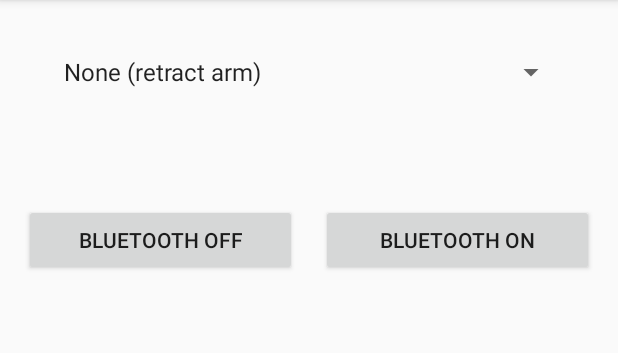
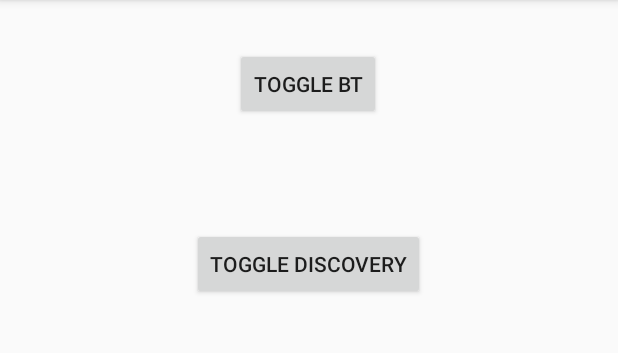
Before and after one commit to unbun/bluetoothapp-java, an Android app: the screen it shows after launch (MainActivity), on a phone screen of 412 x 824 dp, the part 84-437 px from its top. Run offline under Robolectric (Android 15) with nearby library versions, the phone set to English and light mode, and no system bars.

```diff
--- a/app/src/main/AndroidManifest.xml
+++ b/app/src/main/AndroidManifest.xml
@@ -1,9 +1,15 @@
 <?xml version="1.0" encoding="utf-8"?>
 <manifest xmlns:android="http://schemas.android.com/apk/res/android"
+    xmlns:tools="http://schemas.android.com/tools"
     package="athelas.javableapp">
 
+    <uses-feature android:name="android.hardware.bluetooth" />
     <uses-permission android:name="android.permission.BLUETOOTH" />
     <uses-permission android:name="android.permission.BLUETOOTH_ADMIN" />
+    <uses-permission android:name="android.permission.ACCESS_COARSE_LOCATION" />
+    <uses-permission android:name="android.permission.ACCESS_FINE_LOCATION"/>
+    <uses-permission android:name="android.permission.BLUETOOTH_PRIVILEGED"
+        tools:ignore="ProtectedPermissions" />
 
     <application
         android:allowBackup="true"
--- a/app/src/main/res/layout/activity_main.xml
+++ b/app/src/main/res/layout/activity_main.xml
@@ -6,41 +6,66 @@
     android:layout_height="match_parent"
     tools:context=".MainActivity">
 
-    <Spinner
-        android:id="@+id/deviceSpinner"
-        android:layout_width="343dp"
-        android:layout_height="64dp"
-        android:layout_marginTop="16dp"
-        android:entries="@array/devices"
+<!--    <Spinner-->
+<!--        android:id="@+id/deviceSpinner"-->
+<!--        android:layout_width="343dp"-->
+<!--        android:layout_height="64dp"-->
+<!--        android:layout_marginTop="16dp"-->
+<!--        android:entries="@array/devices"-->
+<!--        app:layout_constraintEnd_toEndOf="parent"-->
+<!--        app:layout_constraintStart_toStartOf="parent"-->
+<!--        app:layout_constraintTop_toTopOf="parent" />-->
+
+<!--    <Button-->
+<!--        android:id="@+id/btOn"-->
+<!--        android:layout_width="0dp"-->
+<!--        android:layout_height="wrap_content"-->
+<!--        android:layout_marginStart="16dp"-->
+<!--        android:layout_marginLeft="16dp"-->
+<!--        android:layout_marginEnd="16dp"-->
+<!--        android:layout_marginRight="16dp"-->
+<!--        android:text="@string/bluetooth_on"-->
+<!--        app:layout_constraintBaseline_toBaselineOf="@+id/btOff"-->
+<!--        app:layout_constraintEnd_toEndOf="parent"-->
+<!--        app:layout_constraintHorizontal_bias="0.5"-->
+<!--        app:layout_constraintStart_toEndOf="@+id/btOff" />-->
+
+<!--    <Button-->
+<!--        android:id="@+id/btOff"-->
+<!--        android:layout_width="0dp"-->
+<!--        android:layout_height="wrap_content"-->
+<!--        android:layout_marginStart="16dp"-->
+<!--        android:layout_marginLeft="16dp"-->
+<!--        android:layout_marginTop="56dp"-->
+<!--        android:text="@string/bluetooth_off"-->
+<!--        app:layout_constraintEnd_toStartOf="@+id/btOn"-->
+<!--        app:layout_constraintHorizontal_bias="0.5"-->
+<!--        app:layout_constraintStart_toStartOf="parent"-->
+<!--        app:layout_constraintTop_toBottomOf="@+id/deviceSpinner" />-->
+
+    <Button
+        android:id="@+id/enableDisableBT"
+        android:layout_width="wrap_content"
+        android:layout_height="wrap_content"
+        android:layout_marginTop="32dp"
+        android:text="@string/toggle_bt"
         app:layout_constraintEnd_toEndOf="parent"
+        app:layout_constraintHorizontal_bias="0.498"
         app:layout_constraintStart_toStartOf="parent"
         app:layout_constraintTop_toTopOf="parent" />
 
     <Button
-        android:id="@+id/btOn"
-        android:layout_width="0dp"
+        android:id="@+id/enableDisableDiscoverable"
+        android:layout_width="wrap_content"
         android:layout_height="wrap_content"
-        android:layout_marginStart="16dp"
-        android:layout_marginLeft="16dp"
-        android:layout_marginEnd="16dp"
-        android:layout_marginRight="16dp"
-        android:text="@string/bluetooth_on"
-        app:layout_constraintBaseline_toBaselineOf="@+id/btOff"
+        android:layout_marginTop="72dp"
+        android:text="@string/toggle_discovery"
+        android:onClick="enableDisableDiscoverability"
+        app:layout_constraintBottom_toBottomOf="parent"
         app:layout_constraintEnd_toEndOf="parent"
-        app:layout_constraintHorizontal_bias="0.5"
-        app:layout_constraintStart_toEndOf="@+id/btOff" />
-
-    <Button
-        android:id="@+id/btOff"
-        android:layout_width="0dp"
-        android:layout_height="wrap_content"
-        android:layout_marginStart="16dp"
-        android:layout_marginLeft="16dp"
-        android:layout_marginTop="56dp"
-        android:text="@string/bluetooth_off"
-        app:layout_constraintEnd_toStartOf="@+id/btOn"
-        app:layout_constraintHorizontal_bias="0.5"
+        app:layout_constraintHorizontal_bias="0.498"
         app:layout_constraintStart_toStartOf="parent"
-        app:layout_constraintTop_toBottomOf="@+id/deviceSpinner" />
+        app:layout_constraintTop_toBottomOf="@+id/enableDisableBT"
+        app:layout_constraintVertical_bias="0.0" />
 
 </androidx.constraintlayout.widget.ConstraintLayout>
--- a/app/src/main/res/values/strings.xml
+++ b/app/src/main/res/values/strings.xml
@@ -2,6 +2,8 @@
     <string name="app_name">athelas BLE Java</string>
     <string name="bluetooth_off">Bluetooth OFF</string>
     <string name="bluetooth_on">Bluetooth ON</string>
+    <string name="toggle_bt">Toggle BT</string>
+    <string name="toggle_discovery">Toggle Discovery</string>
 
     <string-array name="devices">
         <item>None (retract arm)</item>
```
Also changed, not shown: app/src/main/java/athelas/javableapp/MainActivity.java (+121 -47 lines).
